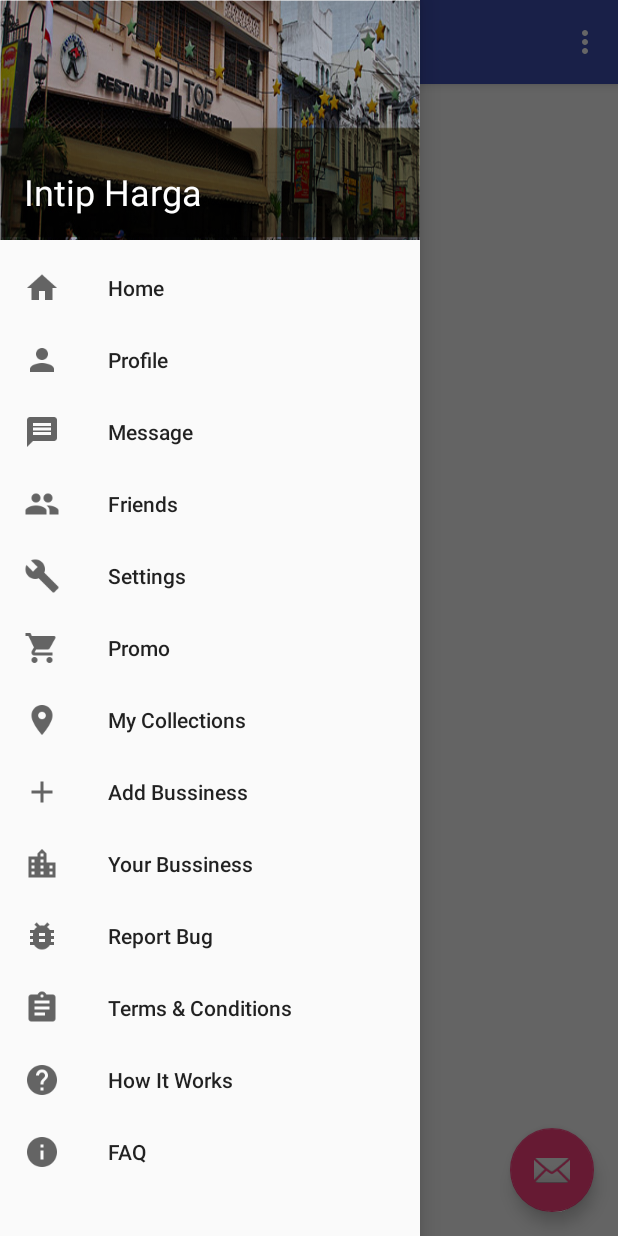
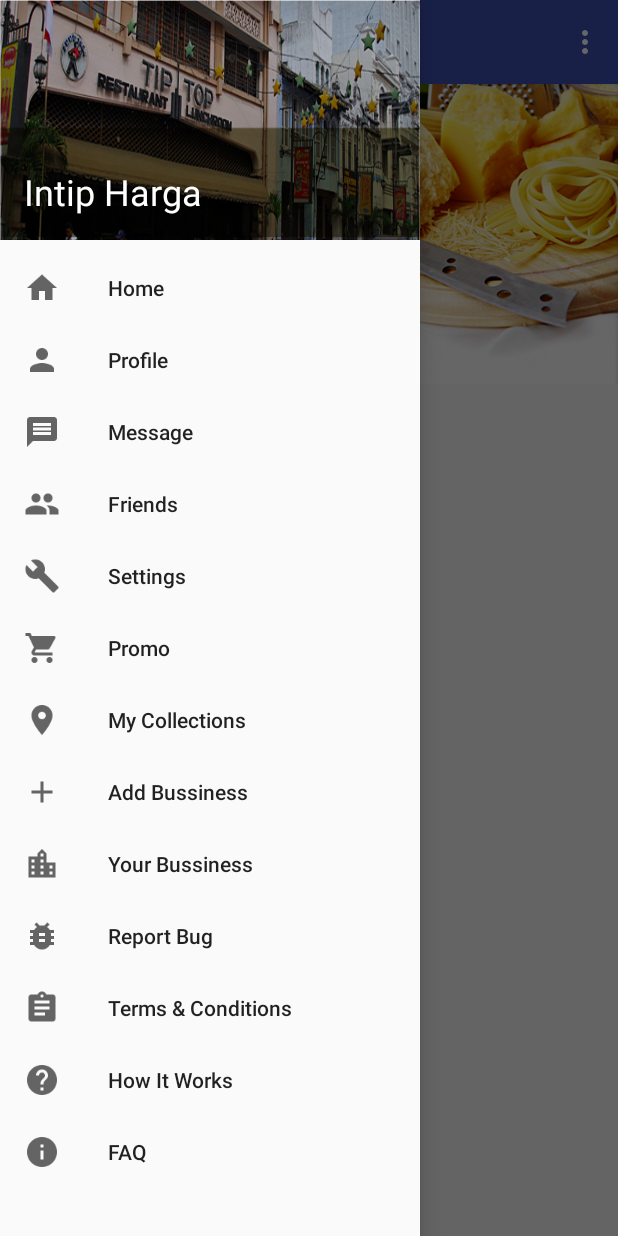
Before and after one commit to GilangJulianS/Intip-Harga, an Android app: the screen it shows after launch (MainActivity), with the side drawer open, on a phone screen of 412 x 824 dp. Run offline under Robolectric (Android 15) with nearby library versions, the phone set to English and light mode, and no system bars; libraries missing offline, so code that uses them is left out: com.viewpagerindicator; 2 statements that could not run were skipped.

Commit message:
Added Home ViewPager

```diff
--- a/app/build.gradle
+++ b/app/build.gradle
@@ -24,4 +24,5 @@ dependencies {
     testCompile 'junit:junit:4.12'
     compile 'com.android.support:appcompat-v7:23.1.1'
     compile 'com.android.support:design:23.1.1'
+    compile 'fr.avianey.com.viewpagerindicator:library:2.4.1@aar'
 }
--- a/app/src/main/java/com/intipharga/activity/MainActivity.java
+++ b/app/src/main/java/com/intipharga/activity/MainActivity.java
@@ -13,6 +13,8 @@ import android.support.v7.widget.Toolbar;
 import android.view.Menu;
 import android.view.MenuItem;
 
+import com.intipharga.fragment.HomeFragment;
+
 public class MainActivity extends AppCompatActivity
         implements NavigationView.OnNavigationItemSelectedListener {
 
@@ -23,15 +25,6 @@ public class MainActivity extends AppCompatActivity
         Toolbar toolbar = (Toolbar) findViewById(R.id.toolbar);
         setSupportActionBar(toolbar);
 
-        FloatingActionButton fab = (FloatingActionButton) findViewById(R.id.fab);
-        fab.setOnClickListener(new View.OnClickListener() {
-            @Override
-            public void onClick(View view) {
-                Snackbar.make(view, "Replace with your own action", Snackbar.LENGTH_LONG)
-                        .setAction("Action", null).show();
-            }
-        });
-
         DrawerLayout drawer = (DrawerLayout) findViewById(R.id.drawer_layout);
         ActionBarDrawerToggle toggle = new ActionBarDrawerToggle(
                 this, drawer, toolbar, R.string.navigation_drawer_open, R.string.navigation_drawer_close);
@@ -40,6 +33,8 @@ public class MainActivity extends AppCompatActivity
 
         NavigationView navigationView = (NavigationView) findViewById(R.id.nav_view);
         navigationView.setNavigationItemSelectedListener(this);
+
+        getSupportFragmentManager().beginTransaction().replace(R.id.container, HomeFragment.newInstance(this)).commit();
     }
 
     @Override
--- /dev/null
+++ b/app/src/main/java/com/intipharga/custom/HomePagerAdapter.java
@@ -0,0 +1,50 @@
+package com.intipharga.custom;
+
+import android.support.v4.app.Fragment;
+import android.support.v4.app.FragmentPagerAdapter;
+import android.support.v7.app.AppCompatActivity;
+
+import com.intipharga.fragment.HomePagerItemFragment;
+import com.intipharga.model.HomePagerItem;
+
+import java.util.ArrayList;
+import java.util.List;
+
+/**
+ * Created by macair on 2/6/16.
+ */
+public class HomePagerAdapter extends FragmentPagerAdapter {
+
+    private AppCompatActivity activity;
+    private List<HomePagerItem> datas;
+    private List<HomePagerItemFragment> fragments;
+
+    public HomePagerAdapter(AppCompatActivity activity){
+        super(activity.getSupportFragmentManager());
+        this.activity = activity;
+        datas = new ArrayList<>();
+        fragments = new ArrayList<>();
+    }
+
+    public void add(HomePagerItem item){
+        datas.add(item);
+        HomePagerItemFragment fragment = HomePagerItemFragment.newInstance(activity, item);
+        fragments.add(fragment);
+    }
+
+    public void remove(HomePagerItem item){
+        int idx = datas.indexOf(item);
+        datas.remove(item);
+        fragments.remove(idx);
+    }
+
+    @Override
+    public Fragment getItem(int position) {
+        return fragments.get(position);
+    }
+
+    @Override
+    public int getCount() {
+        return fragments.size();
+    }
+}
--- /dev/null
+++ b/app/src/main/java/com/intipharga/fragment/HomeFragment.java
@@ -0,0 +1,68 @@
+package com.intipharga.fragment;
+
+import android.os.Bundle;
+import android.support.v4.app.Fragment;
+import android.support.v4.view.ViewPager;
+import android.support.v7.app.AppCompatActivity;
+import android.view.LayoutInflater;
+import android.view.View;
+import android.view.ViewGroup;
+
+import com.intipharga.activity.R;
+import com.intipharga.custom.HomePagerAdapter;
+import com.intipharga.model.HomePagerItem;
+import com.viewpagerindicator.CirclePageIndicator;
+
+/**
+ * Created by macair on 2/6/16.
+ */
+public class HomeFragment extends Fragment {
+
+    private AppCompatActivity activity;
+    private ViewPager pager;
+    private HomePagerAdapter adapter;
+    private CirclePageIndicator indicator;
+
+    public HomeFragment(){}
+
+    public static HomeFragment newInstance(AppCompatActivity activity){
+        HomeFragment fragment = new HomeFragment();
+        fragment.activity = activity;
+        return fragment;
+    }
+
+    @Override
+    public View onCreateView(LayoutInflater inflater, ViewGroup parent, Bundle savedInstanceState){
+        View v = inflater.inflate(R.layout.fragment_home, parent, false);
+
+        bindView(v);
+        setupView(v);
+
+        return v;
+    }
+
+    public void bindView(View v){
+        pager = (ViewPager) v.findViewById(R.id.view_pager);
+        indicator = (CirclePageIndicator) v.findViewById(R.id.page_indicator);
+    }
+
+    public void setupView(View v){
+        setupViewPager();
+    }
+
+    public void setupViewPager(){
+        adapter = new HomePagerAdapter(activity);
+
+        addDummyData();
+
+        pager.setAdapter(adapter);
+        indicator.setViewPager(pager);
+    }
+
+    public void addDummyData(){
+        adapter.add(new HomePagerItem("", "", "Kursus Masak1?", "Lihat jadwal yang sesuai1", "Klik di sini1"));
+        adapter.add(new HomePagerItem("", "", "Kursus Masak2?", "Lihat jadwal yang sesuai2", "Klik di sini2"));
+        adapter.add(new HomePagerItem("", "", "Kursus Masak3?", "Lihat jadwal yang sesuai3", "Klik di sini3"));
+        adapter.add(new HomePagerItem("", "", "Kursus Masak4?", "Lihat jadwal yang sesuai4", "Klik di sini4"));
+    }
+}
--- /dev/null
+++ b/app/src/main/java/com/intipharga/fragment/HomePagerItemFragment.java
@@ -0,0 +1,65 @@
+package com.intipharga.fragment;
+
+import android.os.Bundle;
+import android.support.v4.app.Fragment;
+import android.support.v7.app.AppCompatActivity;
+import android.view.LayoutInflater;
+import android.view.View;
+import android.view.ViewGroup;
+import android.widget.Button;
+import android.widget.ImageView;
+import android.widget.TextView;
+
+import com.intipharga.activity.R;
+import com.intipharga.model.HomePagerItem;
+
+/**
+ * Created by macair on 2/6/16.
+ */
+public class HomePagerItemFragment extends Fragment {
+
+    private AppCompatActivity activity;
+    private TextView txtPrimary;
+    private TextView txtSecondary;
+    private Button btn;
+    private ImageView img;
+    private HomePagerItem item;
+
+    public HomePagerItemFragment(){}
+
+    public static HomePagerItemFragment newInstance(AppCompatActivity activity, HomePagerItem item){
+        HomePagerItemFragment fragment = new HomePagerItemFragment();
+        fragment.activity = activity;
+        fragment.item = item;
+        return fragment;
+    }
+
+    public void setData(HomePagerItem item){
+        this.item = item;
+        update();
+    }
+
+    @Override
+    public View onCreateView(LayoutInflater inflater, ViewGroup parent, Bundle savedInstanceState){
+        View v = inflater.inflate(R.layout.pager_home_item_1, parent, false);
+
+        bindView(v);
+        update();
+
+        return v;
+    }
+
+    public void bindView(View v){
+        txtPrimary = (TextView) v.findViewById(R.id.txt_primary);
+        txtSecondary = (TextView) v.findViewById(R.id.txt_secondary);
+        btn = (Button) v.findViewById(R.id.btn);
+        img = (ImageView) v.findViewById(R.id.img);
+    }
+
+    public void update(){
+        txtPrimary.setText(item.txtPrimary);
+        txtSecondary.setText(item.txtSecondary);
+        btn.setText(item.txtButton);
+        img.setImageResource(R.drawable.kursus_masak);
+    }
+}
--- /dev/null
+++ b/app/src/main/java/com/intipharga/model/HomePagerItem.java
@@ -0,0 +1,48 @@
+package com.intipharga.model;
+
+import android.widget.ImageView;
+
+/**
+ * Created by macair on 2/6/16.
+ */
+public class HomePagerItem {
+
+    public String imgUrl;
+    public String destUrl;
+    public String txtPrimary;
+    public String txtSecondary;
+    public String txtButton;
+
+    public HomePagerItem(String imgUrl, String destUrl, String txtPrimary, String txtSecondary, String txtButton){
+        this.imgUrl = imgUrl;
+        this.destUrl = destUrl;
+        this.txtPrimary = txtPrimary;
+        this.txtSecondary = txtSecondary;
+        this.txtButton = txtButton;
+    }
+
+    public HomePagerItem setImgUrl(String imgUrl){
+        this.imgUrl = imgUrl;
+        return this;
+    }
+
+    public HomePagerItem setDestUrl(String destUrl){
+        this.destUrl = destUrl;
+        return this;
+    }
+
+    public HomePagerItem setTxtPrimary(String txtPrimary){
+        this.txtPrimary = txtPrimary;
+        return this;
+    }
+
+    public HomePagerItem setTxtSecondary(String txtSecondary){
+        this.txtSecondary = txtSecondary;
+        return this;
+    }
+
+    public HomePagerItem setTxtButton(String txtButton){
+        this.txtButton = txtButton;
+        return this;
+    }
+}
--- a/app/src/main/res/layout/app_bar_main.xml
+++ b/app/src/main/res/layout/app_bar_main.xml
@@ -5,12 +5,12 @@
     xmlns:tools="http://schemas.android.com/tools"
     android:layout_width="match_parent"
     android:layout_height="match_parent"
-    android:fitsSystemWindows="true"
     tools:context="com.intipharga.activity.MainActivity">
 
     <android.support.design.widget.AppBarLayout
         android:layout_width="match_parent"
         android:layout_height="wrap_content"
+        android:fitsSystemWindows="true"
         android:theme="@style/AppTheme.AppBarOverlay">
 
         <android.support.v7.widget.Toolbar
@@ -24,12 +24,12 @@
 
     <include layout="@layout/content_main"/>
 
-    <android.support.design.widget.FloatingActionButton
-        android:id="@+id/fab"
-        android:layout_width="wrap_content"
-        android:layout_height="wrap_content"
-        android:layout_gravity="bottom|end"
-        android:layout_margin="@dimen/fab_margin"
-        android:src="@android:drawable/ic_dialog_email"/>
+    <!--<android.support.design.widget.FloatingActionButton-->
+        <!--android:id="@+id/fab"-->
+        <!--android:layout_width="wrap_content"-->
+        <!--android:layout_height="wrap_content"-->
+        <!--android:layout_gravity="bottom|end"-->
+        <!--android:layout_margin="@dimen/fab_margin"-->
+        <!--android:src="@android:drawable/ic_dialog_email"/>-->
 
 </android.support.design.widget.CoordinatorLayout>
--- a/app/src/main/res/values/styles.xml
+++ b/app/src/main/res/values/styles.xml
@@ -6,6 +6,7 @@
         <item name="colorPrimary">@color/colorPrimary</item>
         <item name="colorPrimaryDark">@color/colorPrimaryDark</item>
         <item name="colorAccent">@color/colorAccent</item>
+
     </style>
 
     <style name="AppTheme.NoActionBar">
@@ -17,4 +18,6 @@
 
     <style name="AppTheme.PopupOverlay" parent="ThemeOverlay.AppCompat.Light"/>
 
+
+
 </resources>
```
Also changed, not shown: app/src/main/res/layout/content_main.xml (+6 -14 lines), app/src/main/res/layout/fragment_home.xml (added, +32 -0 lines), app/src/main/res/layout/pager_home_item_1.xml (added, +54 -0 lines).
